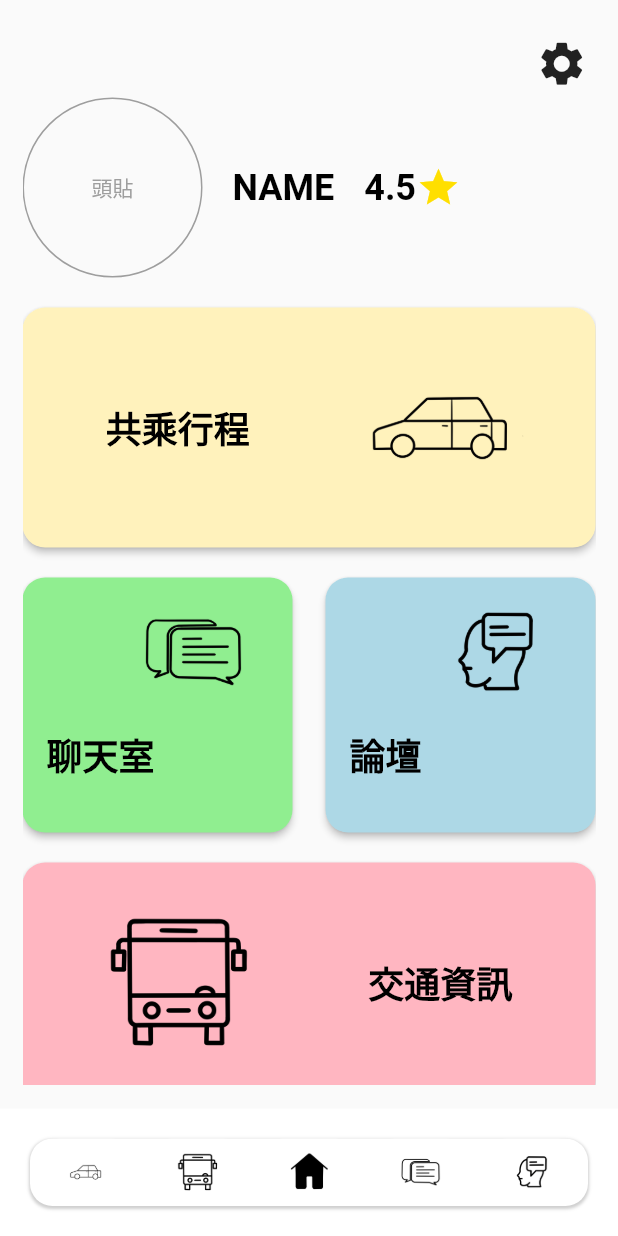
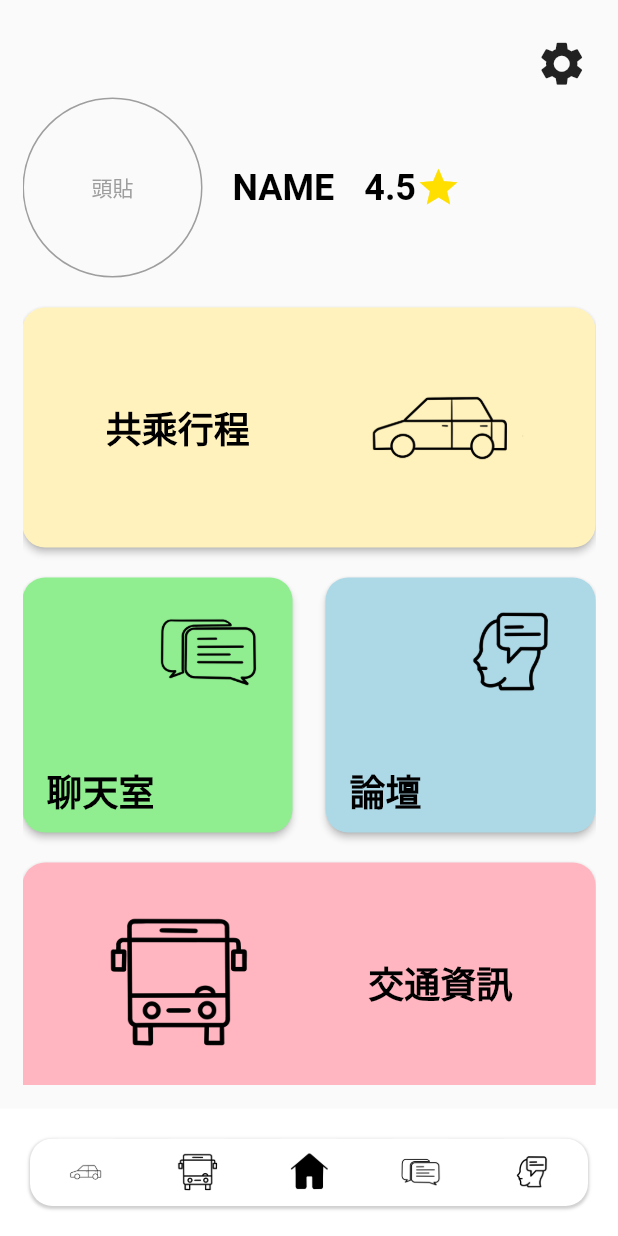
Before and after one commit to DraggyChen/pickup_flutter_app, a Flutter app: the screen it shows after launch, on a phone screen of 412 x 824 dp. Run offline on Flutter 3.47's test engine with Material 2 defaults, Android fonts, the phone set to English and light mode, and no system bars; our stand-ins replace google_maps_flutter, image_picker, mask_text_input_formatter.

Commit message:
HOME: 聊天室、論壇架構改用Stack來用Positioned指定位置

```diff
--- a/lib/view/home/RowBlockInfo_small.dart
+++ b/lib/view/home/RowBlockInfo_small.dart
@@ -15,23 +15,21 @@ class RowBlockInfo_small extends StatelessWidget {
   @override
   Widget build(BuildContext context) {
     return Container(
-      constraints: BoxConstraints(maxWidth: 250), // 調整這個值以獲得最佳效果
+      constraints: BoxConstraints(maxWidth: 250), // 調整這個值以獲得最佳效果，防止Row的Expanded中的Align無用
       child: ElevatedButton(
         style: buttonStyle,
         onPressed: () {},
-        child: Column(
+        child: Stack(
           children: [
-            Row(
-              children: [
-                Spacer(),
-                Image.asset(imagePath, width: 100, height: 100, color: Colors.black),
-              ],
+            Positioned(
+              top: 0,
+              right: -10,  // 這會將圖片放到右邊
+              child: Image.asset(imagePath, width: 100, height: 100, color: Colors.black),
             ),
-            // SizedBox(height: 40),
-            Row(
-              children: [
-                Text(text, style: CustomStyles.topTitleStyle),
-              ],
+            Positioned(
+              bottom: 10, // 這會將文字放到底部
+              left: 0,   // 這會將文字放到左邊
+              child: Text(text, style: CustomStyles.topTitleStyle),
             ),
           ],
         ),
```
